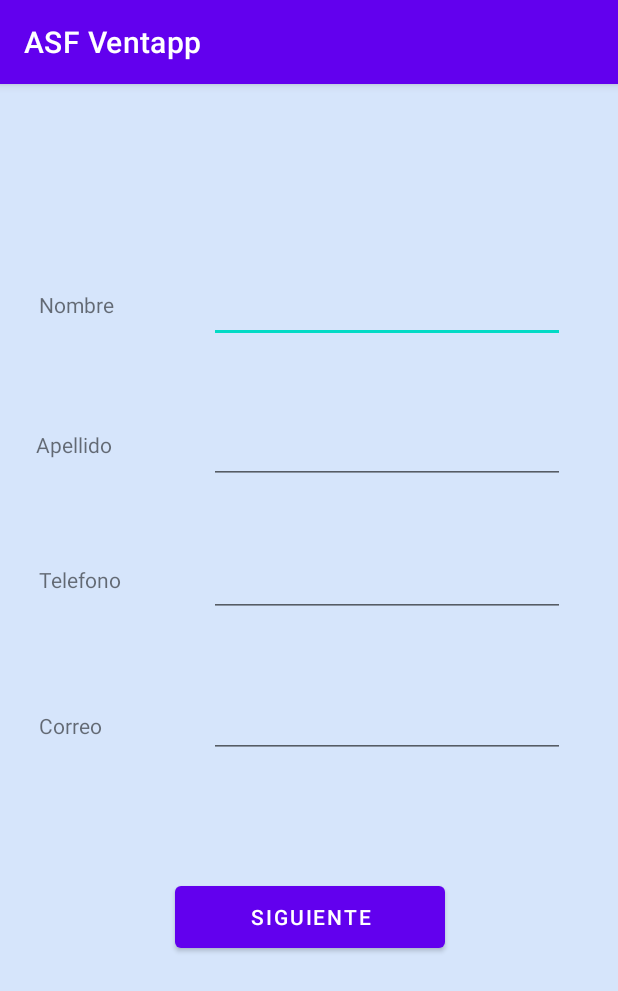
After one commit to Manquian27/ASFVentapp, an Android app: the MainContactanos screen opened directly, with no data from a screen before it, on a phone screen of 412 x 824 dp. The commit adds this screen. Shown: the top 991 px of the screen. Run offline under Robolectric (Android 15) with nearby library versions, the phone set to English and light mode, and no system bars.

Commit message:
actualizacion 1.2
Agregada la vista contactanos2, considera layout 1 y 2 y sus respectivas clases, pendiente completar contactanos2.java.

```diff
--- a/app/src/main/AndroidManifest.xml
+++ b/app/src/main/AndroidManifest.xml
@@ -14,6 +14,9 @@
         android:theme="@style/Theme.ASFVentapp"
         tools:targetApi="31">
         <activity
+            android:name=".contactanos2"
+            android:exported="false" />
+        <activity
             android:name=".ConsolaActivity"
             android:exported="false" />
         <activity
@@ -29,6 +32,9 @@
             android:name=".MainActivity"
             android:exported="false" />
         <activity
+            android:name=".MainContactanos"
+            android:exported="false" />
+        <activity
             android:name=".splash_activity"
             android:exported="true">
             <intent-filter>
--- a/app/src/main/java/com/example/asfventapp/MainActivity.java
+++ b/app/src/main/java/com/example/asfventapp/MainActivity.java
@@ -71,6 +71,12 @@ public class MainActivity extends AppCompatActivity {
                 startActivity(intent4);
                 finish();
                 break;
+            case R.id.action_contactanos:
+                Toast.makeText(this,"Contactanos", Toast.LENGTH_SHORT).show();
+                Intent intent5 = new Intent(MainActivity.this, MainContactanos.class);
+                startActivity(intent5);
+                finish();
+                break;
         }
 
         return super.onOptionsItemSelected(item);
--- /dev/null
+++ b/app/src/main/java/com/example/asfventapp/MainContactanos.java
@@ -0,0 +1,50 @@
+package com.example.asfventapp;
+
+import androidx.appcompat.app.AppCompatActivity;
+
+
+import android.content.Intent;
+import android.os.Bundle;
+import android.view.View;
+import android.widget.Button;
+import android.widget.EditText;
+import android.widget.Toast;
+
+public class MainContactanos extends AppCompatActivity {
+    private EditText editTxtNombre;
+    private EditText edTxtFono;
+    private EditText edTxtCorreo;
+    private EditText editTxtApellido;
+    private Button btnEnviar;
+
+    @Override
+    protected void onCreate(Bundle savedInstanceState) {
+        super.onCreate(savedInstanceState);
+        setContentView(R.layout.activity_contactanos);
+
+        editTxtNombre = (EditText) findViewById(R.id.editTxtNombre);
+        edTxtFono = (EditText) findViewById(R.id.edTxtFono);
+        edTxtCorreo = (EditText) findViewById(R.id.edTxtCorreo);
+        editTxtApellido = (EditText) findViewById(R.id.editTxtApellido);
+        btnEnviar = (Button) findViewById(R.id.btnEnviar);
+
+        btnEnviar.setOnClickListener(new View.OnClickListener() {
+            @Override
+            public void onClick(View view) {
+                if(!editTxtNombre.getText().toString().isEmpty() && !edTxtFono.getText().toString().isEmpty() && !edTxtCorreo.getText().toString().isEmpty() && !editTxtApellido.getText().toString().isEmpty()){
+                    Intent intent = new Intent(MainContactanos.this, contactanos2.class);
+                    intent.putExtra("nombre", editTxtNombre.getText().toString());
+                    intent.putExtra("apellido", editTxtApellido.getText().toString());
+                    intent.putExtra("fono", edTxtFono.getText().toString());
+                    intent.putExtra("correo", edTxtCorreo.getText().toString());
+                    startActivity(intent);
+                }
+                else{
+                    Toast.makeText(MainContactanos.this, "Por favor, complete todos los datos", Toast.LENGTH_SHORT).show();
+                }
+            }
+        });
+
+
+    }
+}
--- a/app/src/main/res/layout/activity_cabinet.xml
+++ b/app/src/main/res/layout/activity_cabinet.xml
@@ -1,5 +1,6 @@
 <?xml version="1.0" encoding="utf-8"?>
-<androidx.constraintlayout.widget.ConstraintLayout xmlns:android="http://schemas.android.com/apk/res/android"
+<androidx.constraintlayout.widget.ConstraintLayout
+    xmlns:android="http://schemas.android.com/apk/res/android"
     xmlns:app="http://schemas.android.com/apk/res-auto"
     xmlns:tools="http://schemas.android.com/tools"
     android:layout_width="match_parent"
--- /dev/null
+++ b/app/src/main/res/layout/activity_contactanos.xml
@@ -0,0 +1,128 @@
+<?xml version="1.0" encoding="utf-8"?>
+<androidx.constraintlayout.widget.ConstraintLayout
+    xmlns:android="http://schemas.android.com/apk/res/android"
+    xmlns:app="http://schemas.android.com/apk/res-auto"
+    xmlns:tools="http://schemas.android.com/tools"
+    android:layout_width="match_parent"
+    android:background="#d6e5fb"
+    android:layout_height="match_parent">
+
+
+    <EditText
+        android:id="@+id/editTxtNombre"
+        android:layout_width="237dp"
+        android:layout_height="45dp"
+        android:ems="10"
+        android:gravity="start|top"
+        android:inputType="textMultiLine"
+        app:layout_constraintBottom_toBottomOf="parent"
+        app:layout_constraintEnd_toEndOf="parent"
+        app:layout_constraintHorizontal_bias="0.396"
+        app:layout_constraintStart_toEndOf="@+id/textViewNombre"
+        app:layout_constraintTop_toTopOf="parent"
+        app:layout_constraintVertical_bias="0.176" />
+
+    <EditText
+        android:id="@+id/edTxtFono"
+        android:layout_width="237dp"
+        android:layout_height="45dp"
+        android:ems="10"
+        android:inputType="phone"
+        app:layout_constraintBottom_toBottomOf="parent"
+        app:layout_constraintEnd_toEndOf="parent"
+        app:layout_constraintHorizontal_bias="0.396"
+        app:layout_constraintStart_toEndOf="@+id/textViewFono"
+        app:layout_constraintTop_toBottomOf="@+id/editTxtApellido"
+        app:layout_constraintVertical_bias="0.095" />
+
+    <TextView
+        android:id="@+id/textViewNombre"
+        android:layout_width="90dp"
+        android:layout_height="26dp"
+        android:text="Nombre"
+        app:layout_constraintBottom_toBottomOf="parent"
+        app:layout_constraintEnd_toEndOf="parent"
+        app:layout_constraintHorizontal_bias="0.08"
+        app:layout_constraintStart_toStartOf="parent"
+        app:layout_constraintTop_toTopOf="parent"
+        app:layout_constraintVertical_bias="0.185" />
+
+    <TextView
+        android:id="@+id/textViewApellido"
+        android:layout_width="90dp"
+        android:layout_height="26dp"
+        android:text="Apellido"
+        app:layout_constraintBottom_toBottomOf="parent"
+        app:layout_constraintEnd_toEndOf="parent"
+        app:layout_constraintHorizontal_bias="0.074"
+        app:layout_constraintStart_toStartOf="parent"
+        app:layout_constraintTop_toBottomOf="@+id/textViewNombre"
+        app:layout_constraintVertical_bias="0.116" />
+
+    <TextView
+        android:id="@+id/textViewFono"
+        android:layout_width="90dp"
+        android:layout_height="26dp"
+        android:text="Telefono"
+        app:layout_constraintBottom_toBottomOf="parent"
+        app:layout_constraintEnd_toEndOf="parent"
+        app:layout_constraintHorizontal_bias="0.08"
+        app:layout_constraintStart_toStartOf="parent"
+        app:layout_constraintTop_toBottomOf="@+id/textViewApellido"
+        app:layout_constraintVertical_bias="0.132" />
+
+    <TextView
+        android:id="@+id/textViewCorreo"
+        android:layout_width="90dp"
+        android:layout_height="26dp"
+        android:text="Correo"
+        app:layout_constraintBottom_toBottomOf="parent"
+        app:layout_constraintEnd_toEndOf="parent"
+        app:layout_constraintHorizontal_bias="0.08"
+        app:layout_constraintStart_toStartOf="parent"
+        app:layout_constraintTop_toBottomOf="@+id/textViewFono"
+        app:layout_constraintVertical_bias="0.18" />
+
+    <EditText
+        android:id="@+id/edTxtCorreo"
+        android:layout_width="237dp"
+        android:layout_height="45dp"
+        android:ems="10"
+        android:inputType="textEmailAddress"
+        app:layout_constraintBottom_toBottomOf="parent"
+        app:layout_constraintEnd_toEndOf="parent"
+        app:layout_constraintHorizontal_bias="0.396"
+        app:layout_constraintStart_toEndOf="@+id/textViewCorreo"
+        app:layout_constraintTop_toBottomOf="@+id/edTxtFono"
+        app:layout_constraintVertical_bias="0.132" />
+
+    <EditText
+        android:id="@+id/editTxtApellido"
+        android:layout_width="237dp"
+        android:layout_height="45dp"
+        android:ems="10"
+        android:gravity="start|top"
+        android:inputType="textMultiLine"
+        app:layout_constraintBottom_toBottomOf="parent"
+        app:layout_constraintEnd_toEndOf="parent"
+        app:layout_constraintHorizontal_bias="0.416"
+        app:layout_constraintStart_toEndOf="@+id/textViewApellido"
+        app:layout_constraintTop_toBottomOf="@+id/editTxtNombre"
+        app:layout_constraintVertical_bias="0.088" />
+
+
+    <Button
+        android:id="@+id/btnEnviar"
+        android:layout_width="180dp"
+        android:layout_height="53dp"
+        android:layout_alignParentStart="true"
+        android:layout_alignParentLeft="true"
+        android:text="Siguiente"
+        app:layout_constraintBottom_toBottomOf="parent"
+        app:layout_constraintEnd_toEndOf="parent"
+        app:layout_constraintHorizontal_bias="0.502"
+        app:layout_constraintStart_toStartOf="parent"
+        app:layout_constraintTop_toBottomOf="@+id/edTxtCorreo"
+        app:layout_constraintVertical_bias="0.3" />
+
+</androidx.constraintlayout.widget.ConstraintLayout>
--- a/app/src/main/res/menu/main_menu.xml
+++ b/app/src/main/res/menu/main_menu.xml
@@ -22,4 +22,9 @@
         android:id="@+id/action_perfil"
         android:title="Acceder a cuenta"
         app:showAsAction="never"/>
+
+    <item
+        android:id="@+id/action_contactanos"
+        android:title="Contactanos"
+        app:showAsAction="never"/>
 </menu>
```
Also changed, not shown: app/src/main/java/com/example/asfventapp/contactanos2.java (added, +26 -0 lines), app/src/main/res/layout/activity_contactanos2.xml (added, +23 -0 lines).
